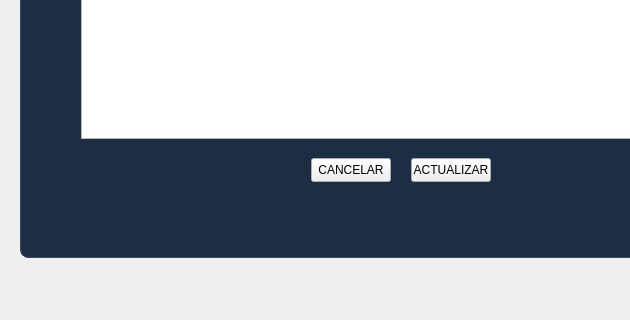
The window that FASE2/mainwindow.ui (SABANd5/EDD_2S2026_PY_202303371) describes before a commit, drawn with Qt 5; both pictures show x 0 to 630 and y 263 to 583 of the 899 by 583 pixel window.
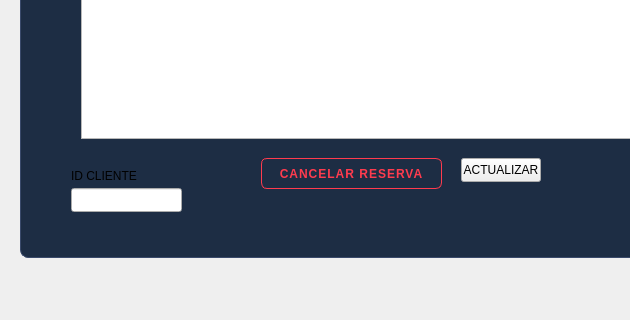
The same window after the commit. The open tabs and pages were chosen to show the change.

Commit message: Historial reservas fin

```diff
--- a/FASE2/mainwindow.ui
+++ b/FASE2/mainwindow.ui
@@ -418,41 +418,6 @@
 }</string>
         </property>
        </widget>
-       <widget class="QPushButton" name="btnCancelarReserva">
-        <property name="geometry">
-         <rect>
-          <x>520</x>
-          <y>110</y>
-          <width>191</width>
-          <height>31</height>
-         </rect>
-        </property>
-        <property name="styleSheet">
-         <string notr="true">/* RECHAZAR */
-QPushButton {
-    background-color: transparent;
-    color: #FF3B4E;
-    border: 1px solid #FF3B4E;
-    border-radius: 6px;
-    padding: 8px 16px;
-    font-family: &quot;Montserrat SemiBold&quot;;
-    font-weight: 600;
-    letter-spacing: 1px;
-}
-QPushButton:hover {
-    background-color: #FF3B4E;
-    color: #F1FAEE;
-}
-QPushButton:pressed {
-    background-color: #D62638;
-    border: 1px solid #D62638;
-    color: #F1FAEE;
-}</string>
-        </property>
-        <property name="text">
-         <string>CANCELAR RESERVA</string>
-        </property>
-       </widget>
        <widget class="QSpinBox" name="spinColumna">
         <property name="geometry">
          <rect>
@@ -1062,23 +1027,10 @@
        <attribute name="title">
         <string>HISTORIAL RESERVA</string>
        </attribute>
-       <widget class="QPushButton" name="btnCancelarReservaUsuario">
-        <property name="geometry">
-         <rect>
-          <x>290</x>
-          <y>350</y>
-          <width>80</width>
-          <height>24</height>
-         </rect>
-        </property>
-        <property name="text">
-         <string>CANCELAR</string>
-        </property>
-       </widget>
        <widget class="QPushButton" name="btnActualizarReservaUsuario">
         <property name="geometry">
          <rect>
-          <x>390</x>
+          <x>440</x>
           <y>350</y>
           <width>80</width>
           <height>24</height>
@@ -1098,6 +1050,64 @@
          </rect>
         </property>
        </widget>
+       <widget class="QLineEdit" name="txtIdCancelar">
+        <property name="geometry">
+         <rect>
+          <x>50</x>
+          <y>380</y>
+          <width>111</width>
+          <height>24</height>
+         </rect>
+        </property>
+       </widget>
+       <widget class="QLabel" name="label_58">
+        <property name="geometry">
+         <rect>
+          <x>50</x>
+          <y>360</y>
+          <width>81</width>
+          <height>16</height>
+         </rect>
+        </property>
+        <property name="text">
+         <string>ID CLIENTE</string>
+        </property>
+       </widget>
+       <widget class="QPushButton" name="btnCancelarReserva">
+        <property name="geometry">
+         <rect>
+          <x>240</x>
+          <y>350</y>
+          <width>181</width>
+          <height>31</height>
+         </rect>
+        </property>
+        <property name="styleSheet">
+         <string notr="true">/* RECHAZAR */
+QPushButton {
+    background-color: transparent;
+    color: #FF3B4E;
+    border: 1px solid #FF3B4E;
+    border-radius: 6px;
+    padding: 8px 16px;
+    font-family: &quot;Montserrat SemiBold&quot;;
+    font-weight: 600;
+    letter-spacing: 1px;
+}
+QPushButton:hover {
+    background-color: #FF3B4E;
+    color: #F1FAEE;
+}
+QPushButton:pressed {
+    background-color: #D62638;
+    border: 1px solid #D62638;
+    color: #F1FAEE;
+}</string>
+        </property>
+        <property name="text">
+         <string>CANCELAR RESERVA</string>
+        </property>
+       </widget>
       </widget>
       <widget class="QWidget" name="tab_12">
        <attribute name="title">
```
Left out of the diff: 24 changed lines with no effect on the pictures. The commit also changes 2 other files.
